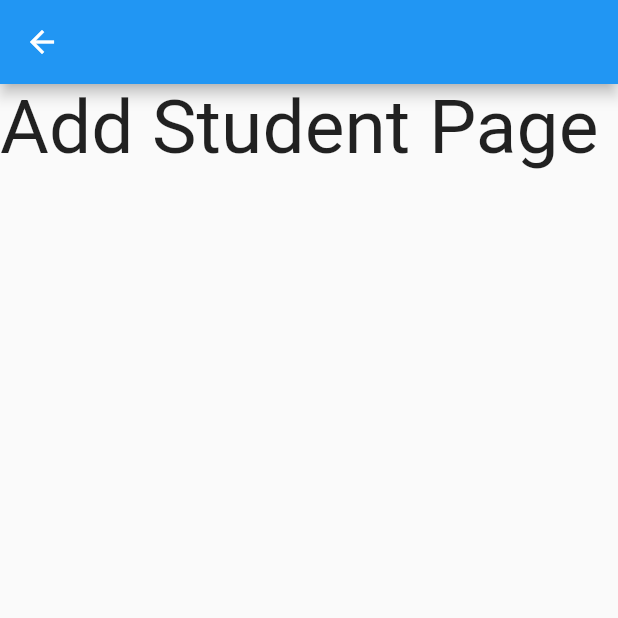
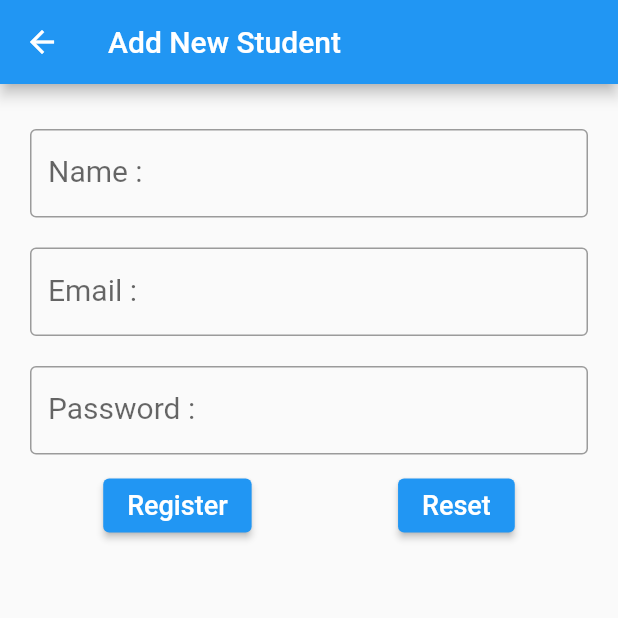
Before and after one commit to shakilattar/Flutter-CRUD-App-using-Firebase, a Flutter app: the AddStudentPage screen opened directly, on a phone screen of 412 x 824 dp, the top half of it. Run offline on Flutter 3.47's test engine with Material 2 defaults, Android fonts, the phone set to English and light mode, and no system bars.

Commit message:
add student page created

```diff
--- a/crud_firebase/lib/pages/add_student_page.dart
+++ b/crud_firebase/lib/pages/add_student_page.dart
@@ -8,13 +8,151 @@ class AddStudentPage extends StatefulWidget {
 }
 
 class _AddStudentPageState extends State<AddStudentPage> {
+  final _formKey = GlobalKey<FormState>();
+
+  var name = '';
+  var email = '';
+  var password = '';
+
+  //text controller for retrieving value of textfield
+  final nameController = TextEditingController();
+  final emailController = TextEditingController();
+  final passwordController = TextEditingController();
+
+  @override
+  void dispose() {
+    // clean up controller when widget is disposed
+    nameController.dispose();
+    emailController.dispose();
+    passwordController.dispose();
+    super.dispose();
+  }
+
+  clearText() {
+    nameController.clear();
+    emailController.clear();
+    passwordController.clear();
+  }
+
+  addUser() {
+    print('User added');
+  }
+
   @override
   Widget build(BuildContext context) {
     return Scaffold(
-      appBar: AppBar(),
-      body: Text(
-        'Add Student Page',
-        style: TextStyle(fontSize: 50),
+      appBar: AppBar(
+        title: Text('Add New Student'),
+      ),
+      body: Form(
+        key: _formKey,
+        child: Padding(
+          padding: EdgeInsets.symmetric(
+            vertical: 20,
+            horizontal: 20,
+          ),
+          child: ListView(
+            children: [
+              Container(
+                margin: EdgeInsets.symmetric(vertical: 10),
+                child: TextFormField(
+                  autofocus: false,
+                  decoration: InputDecoration(
+                    labelText: 'Name : ',
+                    labelStyle: TextStyle(fontSize: 20),
+                    border: OutlineInputBorder(),
+                    errorStyle:
+                        TextStyle(color: Colors.redAccent, fontSize: 15),
+                  ),
+                  controller: nameController,
+                  validator: (value) {
+                    if (value == null || value.isEmpty) {
+                      return 'Please Enter Name';
+                    }
+                    return null;
+                  },
+                ),
+              ),
+              Container(
+                margin: EdgeInsets.symmetric(vertical: 10),
+                child: TextFormField(
+                  autofocus: false,
+                  decoration: InputDecoration(
+                    labelText: 'Email : ',
+                    labelStyle: TextStyle(fontSize: 20),
+                    border: OutlineInputBorder(),
+                    errorStyle:
+                        TextStyle(color: Colors.redAccent, fontSize: 15),
+                  ),
+                  controller: emailController,
+                  validator: (value) {
+                    if (value == null || value.isEmpty) {
+                      return 'Please Enter Email';
+                    } else if (!value.contains('@')) {
+                      return 'Please Enter Valid Email';
+                    }
+                    return null;
+                  },
+                ),
+              ),
+              Container(
+                margin: EdgeInsets.symmetric(vertical: 10),
+                child: TextFormField(
+                  autofocus: false,
+                  obscureText: true,
+                  decoration: InputDecoration(
+                    labelText: 'Password : ',
+                    labelStyle: TextStyle(fontSize: 20),
+                    border: OutlineInputBorder(),
+                    errorStyle:
+                        TextStyle(color: Colors.redAccent, fontSize: 15),
+                  ),
+                  controller: passwordController,
+                  validator: (value) {
+                    if (value == null || value.isEmpty) {
+                      return 'Please Enter Password';
+                    }
+                    return null;
+                  },
+                ),
+              ),
+              Container(
+                child: Row(
+                  mainAxisAlignment: MainAxisAlignment.spaceAround,
+                  children: [
+                    ElevatedButton(
+                      onPressed: () {
+                        // return true if form is valid otherwise returns false
+                        if (_formKey.currentState!.validate()) {
+                          setState(() {
+                            name = nameController.text;
+                            email = emailController.text;
+                            password = passwordController.text;
+                            addUser();
+                            clearText();
+                          });
+                        }
+                      },
+                      child: Text(
+                        'Register',
+                        style: TextStyle(fontSize: 18),
+                      ),
+                    ),
+                    ElevatedButton(
+                      onPressed: () {
+                        clearText();
+                      },
+                      child: Text(
+                        'Reset',
+                        style: TextStyle(fontSize: 18),
+                      ),
+                    )
+                  ],
+                ),
+              ),
+            ],
+          ),
+        ),
       ),
     );
   }
```
